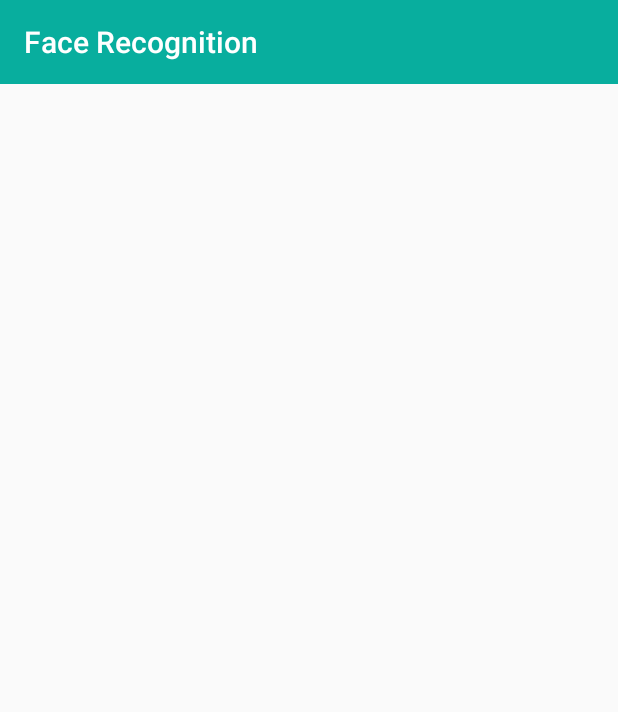
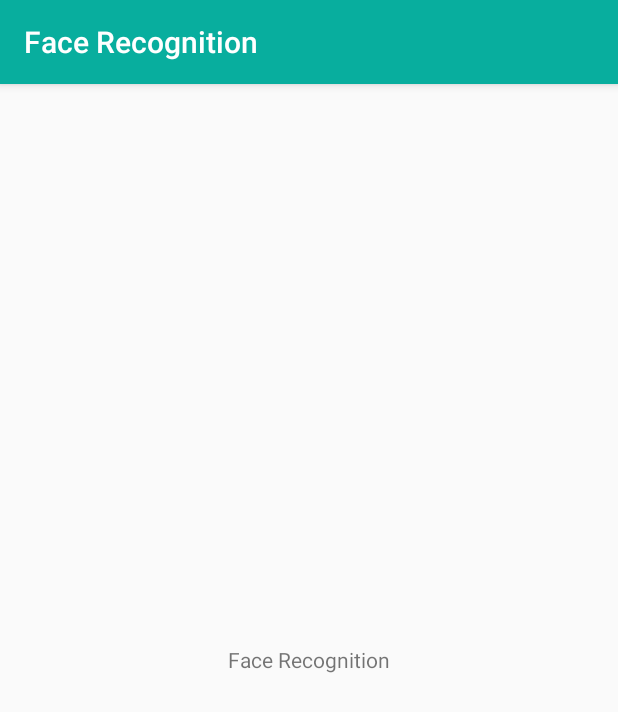
Before and after one commit to AyoubYoussfi/Pfe_RecognitionFacial, an Android app: the Splash screen opened directly, with no data from a screen before it, on a phone screen of 412 x 824 dp. Shown: the top 712 px of the screen. Run offline under Robolectric (Android 15) with nearby library versions, the phone set to English and light mode, and no system bars.

Commit message:
modification splash

```diff
--- a/facerecognition/build.gradle
+++ b/facerecognition/build.gradle
@@ -5,8 +5,8 @@ android {
     buildToolsVersion '25.0.0'
     defaultConfig {
         applicationId 'www.Ayoub_Hamza_FaceRecognition.com'
-        minSdkVersion 9
-        targetSdkVersion 9
+        minSdkVersion 14
+        targetSdkVersion 14
     }
     buildTypes {
         release {
--- a/facerecognition/src/main/res/layout/activity_splash.xml
+++ b/facerecognition/src/main/res/layout/activity_splash.xml
@@ -5,7 +5,9 @@
     android:layout_width="match_parent"
     android:layout_height="match_parent"
     tools:context="org.opencv.javacv.facerecognition.SplashScreen.Splash"
-    android:orientation="vertical">
+    android:orientation="vertical"
+    style="@style/Layout"
+    android:gravity="center">
 
     <ImageView
         android:layout_width="wrap_content"
@@ -13,8 +15,10 @@
         android:id="@+id/ImageView"/>
 
     <TextView
+        android:id="@+id/textView"
         android:layout_width="wrap_content"
-        android:layout_height="wrap_content" />
+        android:layout_height="wrap_content"
+        android:text="@string/app_name"/>
 
 
 
--- a/facerecognition/src/main/res/values/colors.xml
+++ b/facerecognition/src/main/res/values/colors.xml
@@ -4,4 +4,5 @@
     <color name="colorPrimaryDark">#303F9F</color>
     <color name="colorAccent">#FF4081</color>
     <color name="colorGris">#696969</color>
+    <color name="control_background">#cc4285f4</color>
 </resources>
--- a/facerecognition/src/main/res/values/strings.xml
+++ b/facerecognition/src/main/res/values/strings.xml
@@ -1,7 +1,6 @@
 <?xml version="1.0" encoding="utf-8"?>
 
 <resources>
-
     <string name="app_name">Face Recognition</string>
     <string name="BLANK"></string>
     <string name="STrain">Train</string>
```
Also changed, not shown: facerecognition/src/main/AndroidManifest.xml (+13 -18 lines), facerecognition/src/main/res/layout/activity_about_us.xml (+31 -3 lines), 1762 other files.
